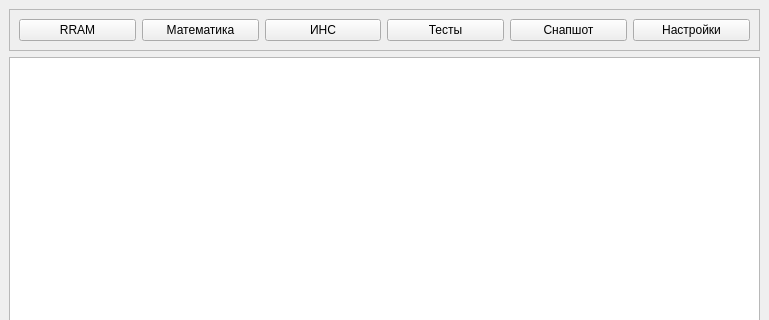
neurocomputer/MemriBoard, file gui/uies/crossbar.ui: the form before one commit; both pictures show x 0 to 769 and y 0 to 320 of the 769 by 539 pixel window.
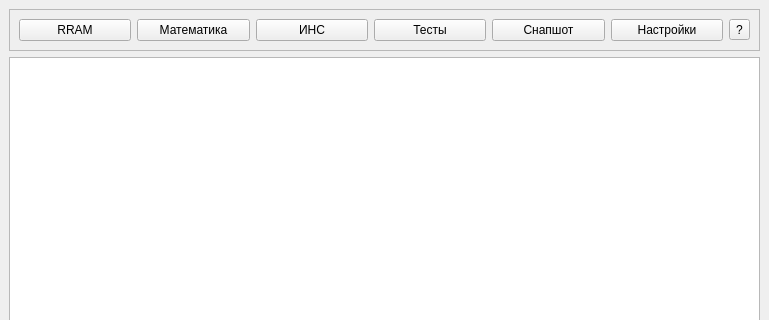
The form after the commit.

Commit message: shortcuts info added

The edit to the form file:
```diff
--- a/gui/uies/crossbar.ui
+++ b/gui/uies/crossbar.ui
@@ -68,6 +68,13 @@
            </property>
           </widget>
          </item>
+         <item row="0" column="7">
+          <widget class="QToolButton" name="button_shortcuts">
+           <property name="text">
+            <string>?</string>
+           </property>
+          </widget>
+         </item>
         </layout>
        </item>
       </layout>
```
Left out of the diff: 16 changed lines with no effect on the pictures. The commit also changes 5 other files.
